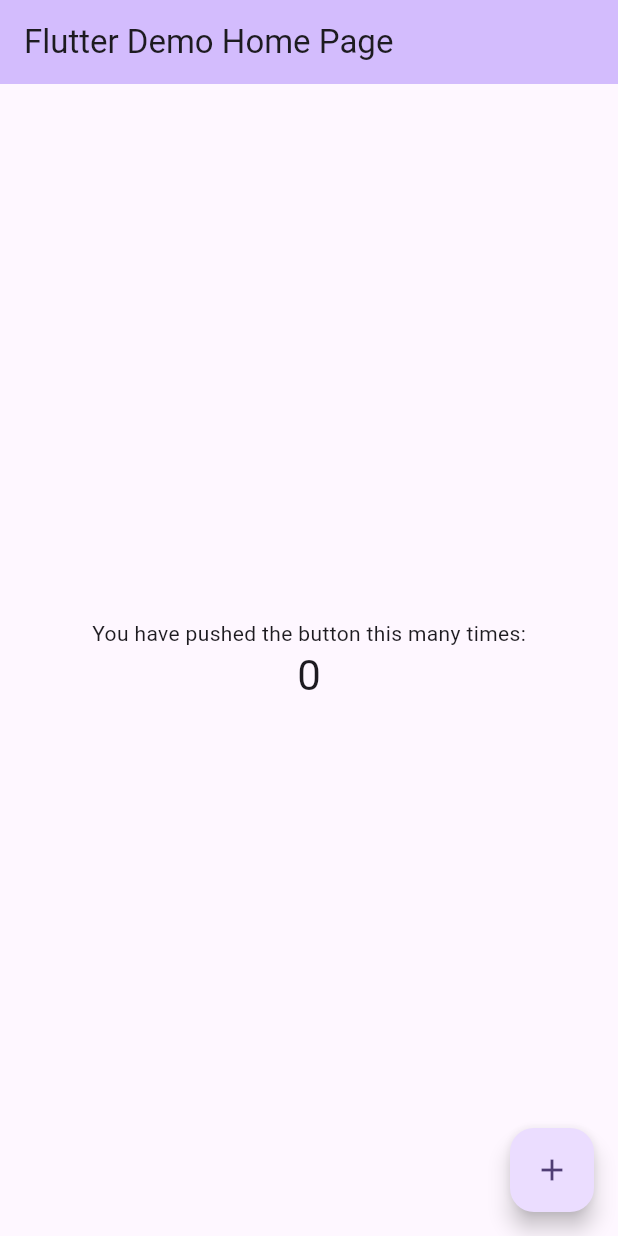
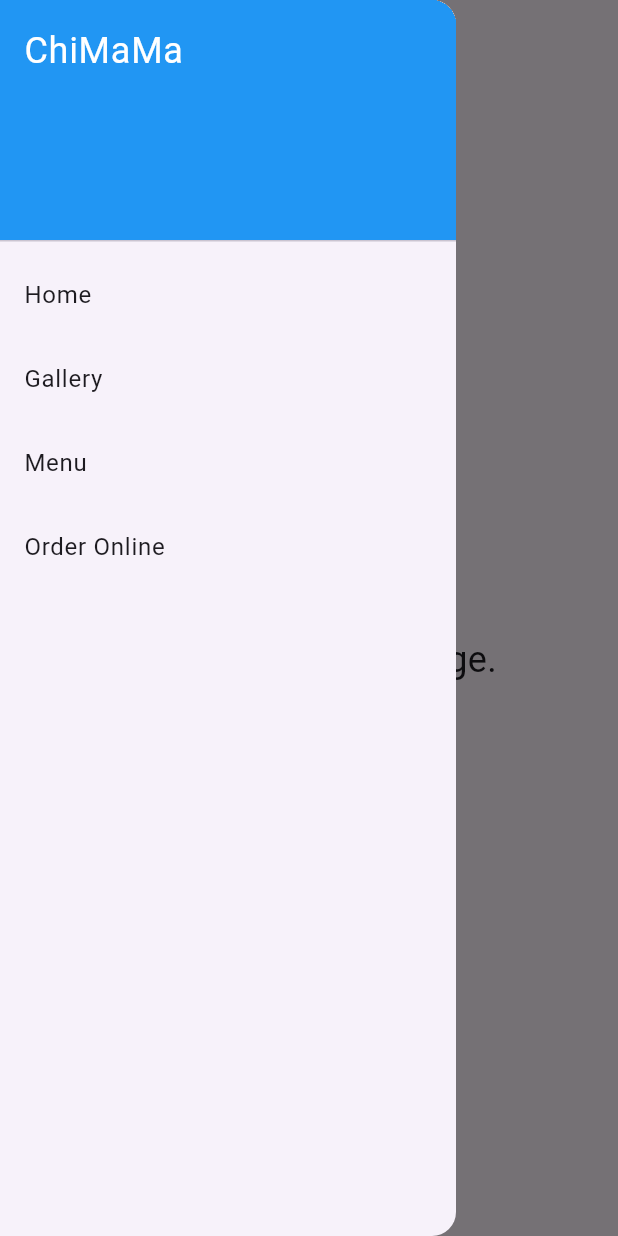
Before and after one commit to Matthew-Chi/ChiMaMas, a Flutter app: the screen it shows after launch, with the side drawer open (before the commit the screen has no drawer), on a phone screen of 412 x 824 dp. Run offline on Flutter 3.47's test engine with Material 3 defaults, Android fonts, the phone set to English and light mode, and no system bars.

Commit message:
Update main.dart

```diff
--- a/flutter_application1/lib/main.dart
+++ b/flutter_application1/lib/main.dart
@@ -7,119 +7,79 @@ void main() {
 class MyApp extends StatelessWidget {
   const MyApp({super.key});
 
-  // This widget is the root of your application.
   @override
   Widget build(BuildContext context) {
-    return MaterialApp(
-      title: 'Flutter Demo',
-      theme: ThemeData(
-        // This is the theme of your application.
-        //
-        // TRY THIS: Try running your application with "flutter run". You'll see
-        // the application has a purple toolbar. Then, without quitting the app,
-        // try changing the seedColor in the colorScheme below to Colors.green
-        // and then invoke "hot reload" (save your changes or press the "hot
-        // reload" button in a Flutter-supported IDE, or press "r" if you used
-        // the command line to start the app).
-        //
-        // Notice that the counter didn't reset back to zero; the application
-        // state is not lost during the reload. To reset the state, use hot
-        // restart instead.
-        //
-        // This works for code too, not just values: Most code changes can be
-        // tested with just a hot reload.
-        colorScheme: ColorScheme.fromSeed(seedColor: Colors.deepPurple),
-        useMaterial3: true,
-      ),
-      home: const MyHomePage(title: 'Flutter Demo Home Page'),
+    return const MaterialApp(
+      home: MyHomePage(),
     );
   }
 }
 
 class MyHomePage extends StatefulWidget {
-  const MyHomePage({super.key, required this.title});
-
-  // This widget is the home page of your application. It is stateful, meaning
-  // that it has a State object (defined below) that contains fields that affect
-  // how it looks.
-
-  // This class is the configuration for the state. It holds the values (in this
-  // case the title) provided by the parent (in this case the App widget) and
-  // used by the build method of the State. Fields in a Widget subclass are
-  // always marked "final".
-
-  final String title;
+  const MyHomePage({super.key});
 
   @override
-  State<MyHomePage> createState() => _MyHomePageState();
+  // ignore: library_private_types_in_public_api
+  _MyHomePageState createState() => _MyHomePageState();
 }
 
 class _MyHomePageState extends State<MyHomePage> {
-  int _counter = 0;
+  String currentPage = 'Home';
 
-  void _incrementCounter() {
+  void navigateToPage(String page) {
     setState(() {
-      // This call to setState tells the Flutter framework that something has
-      // changed in this State, which causes it to rerun the build method below
-      // so that the display can reflect the updated values. If we changed
-      // _counter without calling setState(), then the build method would not be
-      // called again, and so nothing would appear to happen.
-      _counter++;
+      currentPage = page;
+      Navigator.pop(context); // Close the sidebar
     });
   }
 
   @override
   Widget build(BuildContext context) {
-    // This method is rerun every time setState is called, for instance as done
-    // by the _incrementCounter method above.
-    //
-    // The Flutter framework has been optimized to make rerunning build methods
-    // fast, so that you can just rebuild anything that needs updating rather
-    // than having to individually change instances of widgets.
     return Scaffold(
       appBar: AppBar(
-        // TRY THIS: Try changing the color here to a specific color (to
-        // Colors.amber, perhaps?) and trigger a hot reload to see the AppBar
-        // change color while the other colors stay the same.
-        backgroundColor: Theme.of(context).colorScheme.inversePrimary,
-        // Here we take the value from the MyHomePage object that was created by
-        // the App.build method, and use it to set our appbar title.
-        title: Text(widget.title),
+        title: Text(currentPage),
       ),
-      body: Center(
-        // Center is a layout widget. It takes a single child and positions it
-        // in the middle of the parent.
-        child: Column(
-          // Column is also a layout widget. It takes a list of children and
-          // arranges them vertically. By default, it sizes itself to fit its
-          // children horizontally, and tries to be as tall as its parent.
-          //
-          // Column has various properties to control how it sizes itself and
-          // how it positions its children. Here we use mainAxisAlignment to
-          // center the children vertically; the main axis here is the vertical
-          // axis because Columns are vertical (the cross axis would be
-          // horizontal).
-          //
-          // TRY THIS: Invoke "debug painting" (choose the "Toggle Debug Paint"
-          // action in the IDE, or press "p" in the console), to see the
-          // wireframe for each widget.
-          mainAxisAlignment: MainAxisAlignment.center,
+      drawer: Drawer(
+        child: ListView(
+          padding: EdgeInsets.zero,
           children: <Widget>[
-            const Text(
-              'You have pushed the button this many times:',
+            const DrawerHeader(
+              decoration: BoxDecoration(
+                color: Colors.blue,
+              ),
+              child: Text(
+                'ChiMaMa',
+                style: TextStyle(
+                  color: Colors.white,
+                  fontSize: 24,
+                ),
+              ),
             ),
-            Text(
-              '$_counter',
-              style: Theme.of(context).textTheme.headlineMedium,
+            ListTile(
+              title: const Text('Home'),
+              onTap: () => navigateToPage('Home'),
+            ),
+            ListTile(
+              title: const Text('Gallery'),
+              onTap: () => navigateToPage('Gallery'),
+            ),
+            ListTile(
+              title: const Text('Menu'),
+              onTap: () => navigateToPage('Menu'),
+            ),
+            ListTile(
+              title: const Text('Order Online'),
+              onTap: () => navigateToPage('Order Online'),
             ),
           ],
         ),
       ),
-      floatingActionButton: FloatingActionButton(
-        onPressed: _incrementCounter,
-        tooltip: 'Increment',
-        child: const Icon(Icons.add),
-      ), // This trailing comma makes auto-formatting nicer for build methods.
+      body: Center(
+        child: Text(
+          'This is the $currentPage page.',
+          style: const TextStyle(fontSize: 24),
+        ),
+      ),
     );
   }
 }
```
